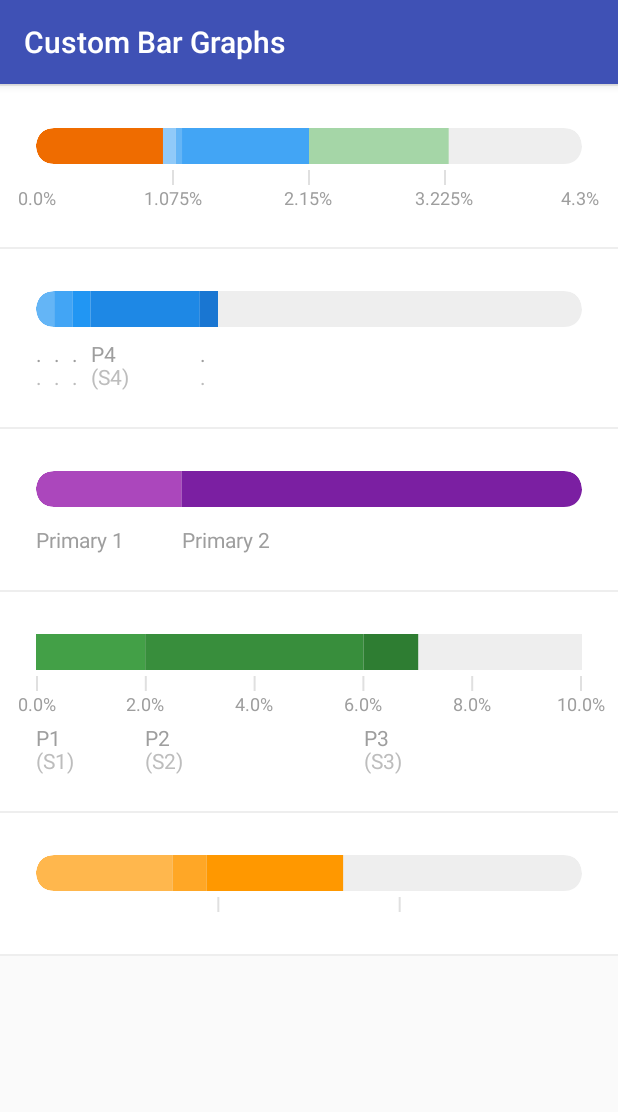
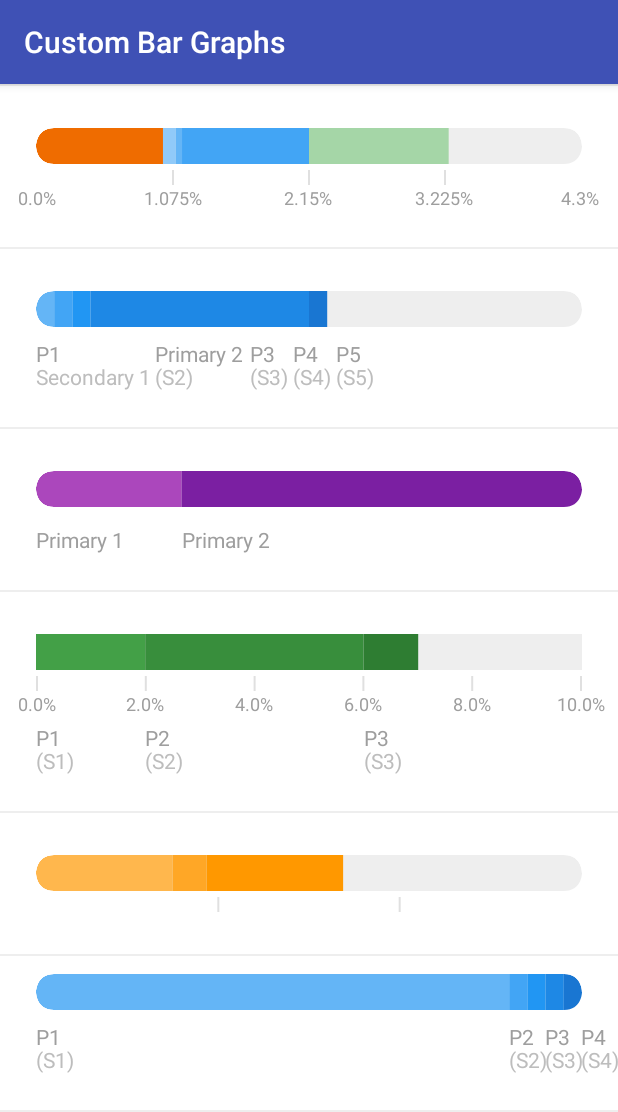
Before and after one commit to joseph-venditti/CustomBarGraph, an Android app: the screen it shows after launch (MainActivity), on a phone screen of 412 x 824 dp. Shown: the top 1112 px of the screen. Run offline under Robolectric (Android 15) with nearby library versions, the phone set to English and light mode, and no system bars.

Commit message:
- Now able to set a primary/secondary label padding through XML or code - Label meta item now stores the longest label width - Custom bar graph now adjusts label positions to prevent collisions (for start-to-end positioning) - Still need to ensure the labels do not go outside the bounds

```diff
--- a/app/src/main/java/ca/jmdv/custombargraph/MainActivity.java
+++ b/app/src/main/java/ca/jmdv/custombargraph/MainActivity.java
@@ -45,10 +45,10 @@ public class MainActivity extends AppCompatActivity {
         // SAMPLE 2
 
         // Create color/value pairs
-        pair0 = new DataItem(ContextCompat.getColor(this, R.color.colorBlue_300), 0.5f, getString(R.string.primary_label_1), getString(R.string.secondary_label_1));
-        pair1 = new DataItem(ContextCompat.getColor(this, R.color.colorBlue_400), 0.5f, getString(R.string.primary_label_2), getString(R.string.secondary_label_2));
+        pair0 = new DataItem(ContextCompat.getColor(this, R.color.colorBlue_300), 0.5f, getString(R.string.primary_label_1), getString(R.string.secondary_full_label_1));
+        pair1 = new DataItem(ContextCompat.getColor(this, R.color.colorBlue_400), 0.5f, getString(R.string.primary_full_label_2), getString(R.string.secondary_label_2));
         pair2 = new DataItem(ContextCompat.getColor(this, R.color.colorBlue_500), 0.5f, getString(R.string.primary_label_3), getString(R.string.secondary_label_3));
-        pair3 = new DataItem(ContextCompat.getColor(this, R.color.colorBlue_600), 3.0f, getString(R.string.primary_label_4), getString(R.string.secondary_label_4));
+        pair3 = new DataItem(ContextCompat.getColor(this, R.color.colorBlue_600), 6.0f, getString(R.string.primary_label_4), getString(R.string.secondary_label_4));
         pair4 = new DataItem(ContextCompat.getColor(this, R.color.colorBlue_700), 0.5f, getString(R.string.primary_label_5), getString(R.string.secondary_label_5));
 
         // Add pairs to array
@@ -62,6 +62,7 @@ public class MainActivity extends AppCompatActivity {
         // Set max value and data for bar graph
         final CustomBarGraph barGraph2 = (CustomBarGraph) findViewById(R.id.barGraph2);
         barGraph2.setMaxValue(15.0f);
+        barGraph2.setLabelPadding(5);
         barGraph2.setData(values);
 
         // *************************************************************************************
@@ -118,5 +119,28 @@ public class MainActivity extends AppCompatActivity {
         final CustomBarGraph barGraph5 = (CustomBarGraph) findViewById(R.id.barGraph5);
         barGraph5.setMaxValue(8.0f);
         barGraph5.setData(values);
+
+        // *************************************************************************************
+        // SAMPLE 6
+
+        // Create color/value pairs
+        pair0 = new DataItem(ContextCompat.getColor(this, R.color.colorBlue_300), 13.0f, getString(R.string.primary_label_1), getString(R.string.secondary_label_1));
+        pair1 = new DataItem(ContextCompat.getColor(this, R.color.colorBlue_400), 0.5f, getString(R.string.primary_label_2), getString(R.string.secondary_label_2));
+        pair2 = new DataItem(ContextCompat.getColor(this, R.color.colorBlue_500), 0.5f, getString(R.string.primary_label_3), getString(R.string.secondary_label_3));
+        pair3 = new DataItem(ContextCompat.getColor(this, R.color.colorBlue_600), 0.5f, getString(R.string.primary_label_4), getString(R.string.secondary_label_4));
+        pair4 = new DataItem(ContextCompat.getColor(this, R.color.colorBlue_700), 0.5f, getString(R.string.primary_label_5), getString(R.string.secondary_label_5));
+
+        // Add pairs to array
+        values = new ArrayList<>();
+        values.add(pair0);
+        values.add(pair1);
+        values.add(pair2);
+        values.add(pair3);
+        values.add(pair4);
+
+        // Set max value and data for bar graph
+        final CustomBarGraph barGraph6 = (CustomBarGraph) findViewById(R.id.barGraph6);
+        barGraph6.setMaxValue(15.0f);
+        barGraph6.setData(values);
     }
 }
--- a/app/src/main/java/ca/jmdv/custombargraph/models/LabelMetaItem.java
+++ b/app/src/main/java/ca/jmdv/custombargraph/models/LabelMetaItem.java
@@ -6,28 +6,38 @@ package ca.jmdv.custombargraph.models;
 
 public class LabelMetaItem {
 
-    private float startBounds;
-    private float endBounds;
+    private float barStartBounds;
+    private float barEndBounds;
+    private float longestLabelWidth;
 
-    public LabelMetaItem(float startBounds, float endBounds) {
+    public LabelMetaItem(float barStartBounds, float barEndBounds, float longestLabelWidth) {
         super();
-        this.startBounds = startBounds;
-        this.endBounds = endBounds;
+        this.barStartBounds = barStartBounds;
+        this.barEndBounds = barEndBounds;
+        this.longestLabelWidth = longestLabelWidth;
     }
 
-    public float getStartBounds() {
-        return startBounds;
+    public float getBarStartBounds() {
+        return barStartBounds;
     }
 
-    public void setStartBounds(float startBounds) {
-        this.startBounds = startBounds;
+    public void setBarStartBounds(float barStartBounds) {
+        this.barStartBounds = barStartBounds;
     }
 
-    public float getEndBounds() {
-        return endBounds;
+    public float getBarEndBounds() {
+        return barEndBounds;
     }
 
-    public void setEndBounds(float endBounds) {
-        this.endBounds = endBounds;
+    public void setBarEndBounds(float barEndBounds) {
+        this.barEndBounds = barEndBounds;
+    }
+
+    public float getLongestLabelWidth() {
+        return longestLabelWidth;
+    }
+
+    public void setLongestLabelWidth(float longestLabelWidth) {
+        this.longestLabelWidth = longestLabelWidth;
     }
 }
--- a/app/src/main/java/ca/jmdv/custombargraph/views/CustomBarGraph.java
+++ b/app/src/main/java/ca/jmdv/custombargraph/views/CustomBarGraph.java
@@ -1,6 +1,7 @@
 package ca.jmdv.custombargraph.views;
 
 import android.content.Context;
+import android.content.res.Resources;
 import android.content.res.TypedArray;
 import android.graphics.Canvas;
 import android.graphics.Color;
@@ -11,6 +12,7 @@ import android.graphics.RectF;
 import android.graphics.Typeface;
 import android.text.TextUtils;
 import android.util.AttributeSet;
+import android.util.Log;
 import android.view.View;
 
 import java.math.BigDecimal;
@@ -30,10 +32,10 @@ public class CustomBarGraph extends View {
     private static final int DEFAULT_SCALE_LINE_REPEAT_PERCENTAGE = 10;
     private static final int DEFAULT_SCALE_LINE_WIDTH = 2;
     private static final String PERCENTAGE_SYMBOL = "%";
-    private static final String TEXT_CLIPPED_SYMBOL = ".";
 
     private float maxValue = MAX_SCALE_LINE_REPEAT_PERCENTAGE;
     private float currentFillLength = 0;
+    private float currentLabelPosition = 0;
     private int barHeight;
     private int scaleLineHeight;
     private int scaleLineWidth;
@@ -47,6 +49,7 @@ public class CustomBarGraph extends View {
     private int primaryLabelBottomPadding;
     private int secondaryLabelTopPadding;
     private int secondaryLabelBottomPadding;
+    private int labelPadding;
     private Paint barBasePaint;
     private Paint scaleLinePaint;
     private Paint cornerOverlayPaint;
@@ -73,30 +76,35 @@ public class CustomBarGraph extends View {
     }
 
     public void setMaxValue(float maxValue) {
-        //Log.d(TAG, "setMaxValue: " + maxValue);
         this.maxValue = maxValue;
         invalidate();
         requestLayout();
     }
 
     public void setData(ArrayList<DataItem> data) {
-        //Log.d(TAG, "setData");
         this.rawData = data;
     }
 
     public void setShowLinePercentages(boolean showLinePercentages) {
-        //Log.d(TAG, "setShowLinePercentages");
         this.scaleShowLinePercentages = showLinePercentages;
     }
 
     public void setScaleLineRepeatPercentage(int scaleLineRepeatPercentage) {
-        //Log.d(TAG, "setScaleLineRepeatPercentage");
         this.scaleLineRepeatPercentage = scaleLineRepeatPercentage;
+    }
+
+    public void setLabelPadding(int labelPadding) {
+        this.labelPadding = labelPadding;
+    }
+
+    public void setScaleLineBottomPadding(int padding) {
+        scaleLineBottomPadding = padding;
     }
 
     private void processData() {
         //Log.d(TAG, "processData");
         currentFillLength = 0;
+        currentLabelPosition = 0;
         readyColors = new ArrayList<>();
         readyValues = new ArrayList<>();
         readyPrimaryLabels = new ArrayList<>();
@@ -145,6 +153,7 @@ public class CustomBarGraph extends View {
         primaryLabelBottomPadding = ta.getDimensionPixelSize(R.styleable.CustomBarGraph_primaryLabelBottomPadding, 0);
         secondaryLabelTopPadding = ta.getDimensionPixelSize(R.styleable.CustomBarGraph_secondaryLabelTopPadding, 0);
         secondaryLabelBottomPadding = ta.getDimensionPixelSize(R.styleable.CustomBarGraph_secondaryLabelBottomPadding, 0);
+        labelPadding = ta.getDimensionPixelSize(R.styleable.CustomBarGraph_labelPadding, 0);
         int scaleLinePercentageTextSize = ta.getDimensionPixelSize(R.styleable.CustomBarGraph_scaleLinePercentageTextSize, 0);
         int primaryLabelTextSize = ta.getDimensionPixelSize(R.styleable.CustomBarGraph_primaryLabelTextSize, 0);
         int secondaryLabelTextSize = ta.getDimensionPixelSize(R.styleable.CustomBarGraph_secondaryLabelTextSize, 0);
@@ -236,18 +245,16 @@ public class CustomBarGraph extends View {
         if (readyValues != null && !readyValues.isEmpty()) {
             int size = readyValues.size();
             for (int i = 0; i < size; i++) {
-                drawBar(canvas, readyColors.get(i), readyValues.get(i));
+                drawBar(canvas, readyColors.get(i), readyValues.get(i), readyPrimaryLabels.get(i), readySecondaryLabels.get(i));
             }
             drawCornerOverlays(canvas);
             drawScaleLines(canvas);
             if (scaleShowLinePercentages) {
                 drawScaleLabels(canvas);
             }
-            if (showPrimaryLabels) {
-                drawPrimaryLabels(canvas);
-            }
-            if (showSecondaryLabels) {
-                drawSecondaryLabels(canvas);
+            if (showPrimaryLabels || showSecondaryLabels) {
+                determineLabelDirection();
+                drawLabels(canvas);
             }
         }
     }
@@ -267,10 +274,11 @@ public class CustomBarGraph extends View {
         canvas.drawRect(rect, barBasePaint);
     }
 
-    private void drawBar(Canvas canvas, Paint fillPaint, float valueToDraw) {
+    private void drawBar(Canvas canvas, Paint fillPaint, float valueToDraw, String primaryLabel, String secondaryLabel) {
 
         //Log.d(TAG, "drawBar");
 
+        // Draw the bar
         float barLength = getWidth() - getPaddingRight() - getPaddingLeft();
         float barCenter = getBarCenter();
         float halfBarHeight = barHeight / 2;
@@ -278,14 +286,25 @@ public class CustomBarGraph extends View {
         float bottom = barCenter + halfBarHeight;
         float left = getPaddingLeft() + currentFillLength;
 
-        float percentFilled = valueToDraw / maxValue;
+        // Added 0.0f check to prevent NaN math
+        float percentFilled = (valueToDraw == 0.0f) ? 0.0f : valueToDraw / maxValue;
         float right = left + (barLength * percentFilled);
+
         currentFillLength = currentFillLength + barLength * percentFilled;
         RectF fillRect = new RectF(left, top, right, bottom);
         canvas.drawRect(fillRect, fillPaint);
 
+        // Calculate which label is longer (primary or secondary) and store the longest label width
+        Rect primaryFillRect = new Rect();
+        primaryLabelPaint.getTextBounds(primaryLabel, 0, primaryLabel.length(), primaryFillRect);
+
+        Rect secondaryFillRect = new Rect();
+        secondaryLabelPaint.getTextBounds(secondaryLabel, 0, secondaryLabel.length(), secondaryFillRect);
+
+        float longestLabelWidth = (primaryFillRect.width() > secondaryFillRect.width()) ? primaryFillRect.width() : secondaryFillRect.width();
+
         // Populate meta item array (needed for primary/secondary labels)
-        readyLabelMeta.add(new LabelMetaItem(left, right));
+        readyLabelMeta.add(new LabelMetaItem(left, right, longestLabelWidth));
     }
 
     private void drawCornerOverlays(Canvas canvas) {
@@ -426,55 +445,22 @@ public class CustomBarGraph extends View {
         }
     }
 
-    private void drawPrimaryLabels(Canvas canvas) {
+    private void determineLabelDirection() {
+        Log.d(TAG, "determineLabelDirection");
+        // TODO: Determine direction for label drawing (i.e. start to end, or end to start)
+    }
 
-        //Log.d(TAG, "drawPrimaryLabels");
+    private void drawLabels(Canvas canvas) {
 
-        Rect fillRect;
+        //Log.d(TAG, "drawLabels");
+
+        Rect primaryFillRect;
+        Rect secondaryFillRect;
         LabelMetaItem item;
         String primaryLabel;
-
-        float boundsWidth;
-        float barCenter = getBarCenter();
-        float halfBarHeight = barHeight / 2;
-
-        float primaryTop = barCenter +
-                halfBarHeight +
-                scaleLineTopPadding +
-                scaleLineHeight +
-                scaleLineBottomPadding +
-                scaleLabelHeight +
-                primaryLabelTopPadding +
-                primaryLabelHeight;
-
-        int size = readyLabelMeta.size();
-        for (int i = 0; i < size; i++) {
-
-            item = readyLabelMeta.get(i);
-            primaryLabel = readyPrimaryLabels.get(i);
-            boundsWidth = item.getEndBounds() - item.getStartBounds();
-
-            fillRect = new Rect();
-            primaryLabelPaint.getTextBounds(primaryLabel, 0, primaryLabel.length(), fillRect);
-
-            if (fillRect.width() > boundsWidth) {
-                //Log.d(TAG, "------ primaryLabel clipped: '" + fillRect.width() + "' > '" + boundsWidth + "' for label '" + primaryLabel + "'");
-                canvas.drawText(TEXT_CLIPPED_SYMBOL, item.getStartBounds(), primaryTop, primaryLabelPaint);
-            } else {
-                canvas.drawText(primaryLabel, item.getStartBounds(), primaryTop, primaryLabelPaint);
-            }
-        }
-    }
-
-    private void drawSecondaryLabels(Canvas canvas) {
-
-        //Log.d(TAG, "drawSecondaryLabels");
-
-        Rect fillRect;
-        LabelMetaItem item;
         String secondaryLabel;
 
-        float boundsWidth;
+        int size;
         float barCenter = getBarCenter();
         float halfBarHeight = barHeight / 2;
 
@@ -492,21 +478,30 @@ public class CustomBarGraph extends View {
                 secondaryLabelTopPadding +
                 secondaryLabelHeight;
 
-        int size = readyLabelMeta.size();
+        size = readyLabelMeta.size();
+
         for (int i = 0; i < size; i++) {
 
             item = readyLabelMeta.get(i);
+            primaryLabel = readyPrimaryLabels.get(i);
             secondaryLabel = readySecondaryLabels.get(i);
-            boundsWidth = item.getEndBounds() - item.getStartBounds();
 
-            fillRect = new Rect();
-            secondaryLabelPaint.getTextBounds(secondaryLabel, 0, secondaryLabel.length(), fillRect);
+            if (i == 0) {
+                currentLabelPosition = item.getBarStartBounds();
+            }
 
-            if (fillRect.width() > boundsWidth) {
-                //Log.d(TAG, "------ secondaryLabel clipped: '" + fillRect.width() + "' > '" + boundsWidth + "' for label '" + secondaryLabel + "'");
-                canvas.drawText(TEXT_CLIPPED_SYMBOL, item.getStartBounds(), secondaryTop, secondaryLabelPaint);
+            primaryFillRect = new Rect();
+            primaryLabelPaint.getTextBounds(primaryLabel, 0, primaryLabel.length(), primaryFillRect);
+            canvas.drawText(primaryLabel, currentLabelPosition, primaryTop, primaryLabelPaint);
+
+            secondaryFillRect = new Rect();
+            secondaryLabelPaint.getTextBounds(secondaryLabel, 0, secondaryLabel.length(), secondaryFillRect);
+            canvas.drawText(secondaryLabel, currentLabelPosition, secondaryTop, secondaryLabelPaint);
+
+            if (currentLabelPosition + item.getLongestLabelWidth() > item.getBarEndBounds()) {
+                currentLabelPosition = currentLabelPosition + item.getLongestLabelWidth() + dpToPx(labelPadding);
             } else {
-                canvas.drawText(secondaryLabel, item.getStartBounds(), secondaryTop, secondaryLabelPaint);
+                currentLabelPosition = item.getBarEndBounds() + dpToPx(labelPadding);
             }
         }
     }
@@ -563,4 +558,8 @@ public class CustomBarGraph extends View {
         }
         return percentage;
     }
+
+    private int dpToPx(int dp) {
+        return (int) (dp * Resources.getSystem().getDisplayMetrics().density);
+    }
 }
--- a/app/src/main/res/layout/activity_main.xml
+++ b/app/src/main/res/layout/activity_main.xml
@@ -173,6 +173,36 @@
             android:layout_marginTop="@dimen/marginTop"
             android:background="@color/colorGrey_200" />
 
+        <ca.jmdv.custombargraph.views.CustomBarGraph
+            android:id="@+id/barGraph6"
+            android:layout_width="match_parent"
+            android:layout_height="wrap_content"
+            android:background="@color/colorWhite"
+            android:paddingBottom="@dimen/paddingTop"
+            android:paddingLeft="@dimen/paddingHorizontal"
+            android:paddingRight="@dimen/paddingHorizontal"
+            android:paddingTop="@dimen/paddingTop"
+            custom:barHeight="@dimen/barHeight"
+            custom:baseColor="@color/colorGrey_200"
+            custom:cornerOverlayColor="@color/colorWhite"
+            custom:primaryLabelBottomPadding="@dimen/primaryLabelBottomPadding"
+            custom:primaryLabelTextColor="@color/colorGrey_500"
+            custom:primaryLabelTextSize="@dimen/primaryLabelTextSize"
+            custom:primaryLabelTopPadding="@dimen/primaryLabelTopPadding"
+            custom:secondaryLabelBottomPadding="@dimen/secondaryLabelBottomPadding"
+            custom:secondaryLabelTextColor="@color/colorGrey_400"
+            custom:secondaryLabelTextSize="@dimen/primaryLabelTextSize"
+            custom:secondaryLabelTopPadding="@dimen/secondaryLabelTopPadding"
+            custom:showPrimaryLabels="true"
+            custom:showSecondaryLabels="true" />
+
+        <View
+            android:layout_width="match_parent"
+            android:layout_height="1dp"
+            android:layout_marginBottom="@dimen/marginBottom"
+            android:layout_marginTop="@dimen/marginTop"
+            android:background="@color/colorGrey_200" />
+
     </LinearLayout>
 
 </ScrollView>
--- a/app/src/main/res/values/attrs.xml
+++ b/app/src/main/res/values/attrs.xml
@@ -49,6 +49,9 @@
         <!-- If you should show secondary labels -->
         <attr name="showSecondaryLabels" format="boolean" />
 
+        <!-- The padding for primary/secondary labels (if provided) -->
+        <attr name="labelPadding" format="dimension" />
+
         <!-- The text size of the primary labels (if provided) -->
         <attr name="primaryLabelTextSize" format="dimension" />
 
--- a/app/src/main/res/values/strings.xml
+++ b/app/src/main/res/values/strings.xml
@@ -11,6 +11,9 @@
     <string name="primary_full_label_1">Primary 1</string>
     <string name="primary_full_label_2">Primary 2</string>
 
+    <string name="secondary_full_label_1">Secondary 1</string>
+    <string name="secondary_full_label_2">Secondary 2</string>
+
     <string name="secondary_label_1">(S1)</string>
     <string name="secondary_label_2">(S2)</string>
     <string name="secondary_label_3">(S3)</string>
```
